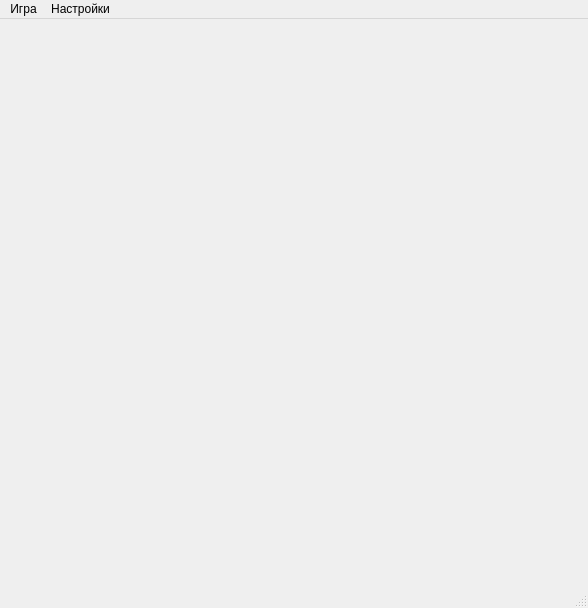
Before: the Qt Designer form Renju/renju.ui in trett/Renju, drawn with Qt 5.
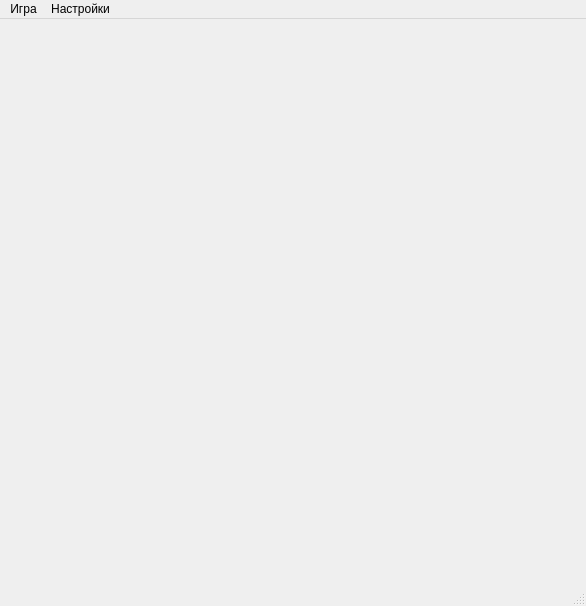
After: the same form once the commit is applied.

```diff
--- a/Renju/renju.ui
+++ b/Renju/renju.ui
@@ -6,8 +6,8 @@
    <rect>
     <x>0</x>
     <y>0</y>
-    <width>588</width>
-    <height>608</height>
+    <width>586</width>
+    <height>606</height>
    </rect>
   </property>
   <property name="windowTitle">
@@ -19,7 +19,7 @@
     <rect>
      <x>0</x>
      <y>0</y>
-     <width>588</width>
+     <width>586</width>
      <height>21</height>
     </rect>
    </property>
```
Left out of the diff: 8 changed lines with no effect on the pictures.
